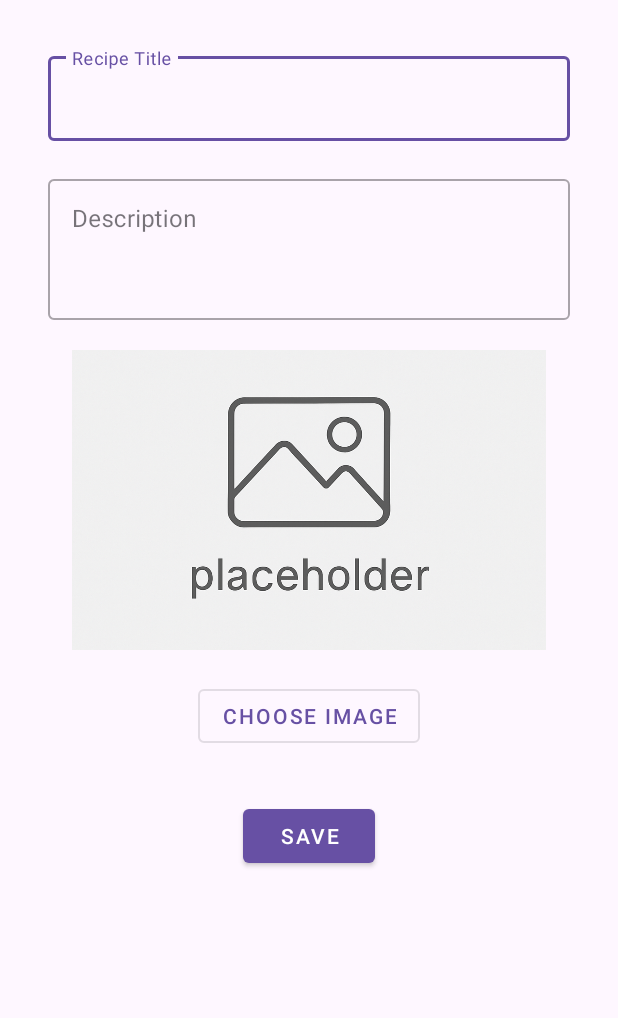
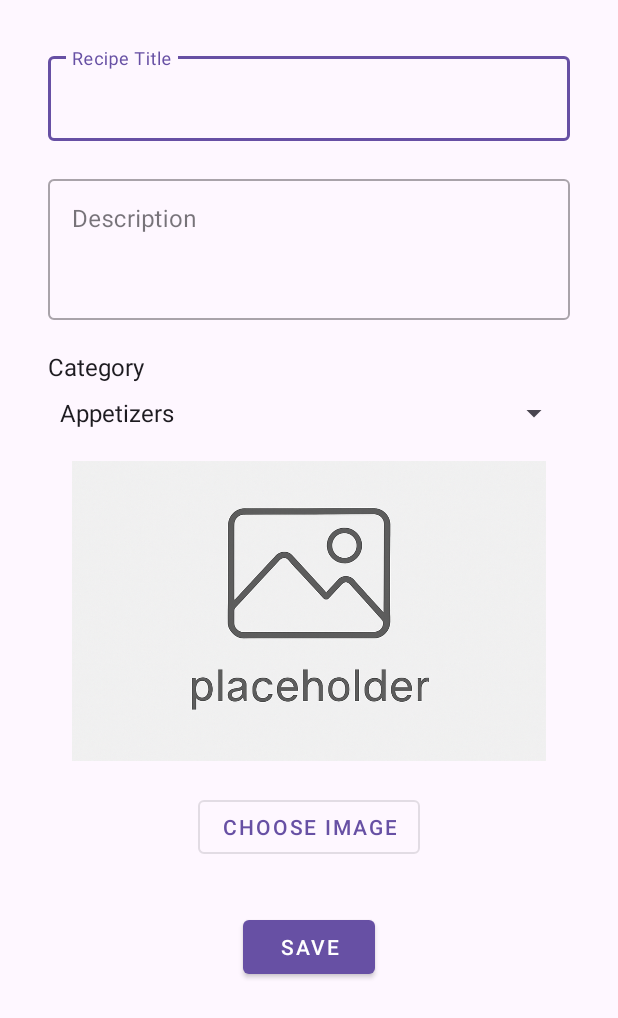
Before and after one commit to Pashinsky38/Cooking-Book, an Android app: the screen it shows after launch (RecipeFormActivity), after a tap on "Add Recipe", on a phone screen of 412 x 824 dp. Shown: the top 1018 px of the screen. Run offline under Robolectric (Android 15) with nearby library versions, the phone set to English and light mode, and no system bars.

Commit message:
TODO:
- When the user clicks the edit button, it still shows Appetizers (even though it can be anything), change it so it shows its current category

```diff
--- a/app/src/main/java/com/example/cookingbook/MainActivity.java
+++ b/app/src/main/java/com/example/cookingbook/MainActivity.java
@@ -5,6 +5,9 @@ import android.os.Bundle;
 import android.text.Editable;
 import android.text.TextWatcher;
 import android.view.MotionEvent;
+import android.view.View;
+import android.widget.AdapterView;
+import android.widget.ArrayAdapter;
 
 import androidx.appcompat.app.AppCompatActivity;
 import androidx.recyclerview.widget.LinearLayoutManager;
@@ -27,6 +30,7 @@ public class MainActivity extends AppCompatActivity {
         setupSearch();
         setupAddButton();
         setupFocusAndCursorManagement();
+        setupCategoryFilter();
     }
 
     private void setupRecyclerView() {
@@ -56,6 +60,27 @@ public class MainActivity extends AppCompatActivity {
             @Override
             public void afterTextChanged(Editable s) {
                 // Not needed
+            }
+        });
+    }
+
+    private void setupCategoryFilter() {
+        // Create category spinner
+        String[] categories = {"All", "Appetizers", "Main Course", "Desserts", "Beverages", "Salads", "Other"};
+        ArrayAdapter<String> categoryAdapter = new ArrayAdapter<>(this, android.R.layout.simple_spinner_item, categories);
+        categoryAdapter.setDropDownViewResource(android.R.layout.simple_spinner_dropdown_item);
+        binding.categorySpinner.setAdapter(categoryAdapter);
+
+        binding.categorySpinner.setOnItemSelectedListener(new AdapterView.OnItemSelectedListener() {
+            @Override
+            public void onItemSelected(AdapterView<?> parent, View view, int position, long id) {
+                String selectedCategory = categories[position];
+                adapter.filterByCategory(selectedCategory);
+            }
+
+            @Override
+            public void onNothingSelected(AdapterView<?> parent) {
+                // Do nothing
             }
         });
     }
--- a/app/src/main/java/com/example/cookingbook/RecipeAdapter.java
+++ b/app/src/main/java/com/example/cookingbook/RecipeAdapter.java
@@ -20,6 +20,8 @@ public class RecipeAdapter extends RecyclerView.Adapter<RecipeAdapter.ViewHolder
     private final Context context;
     private final ArrayList<Recipe> recipes;
     private final ArrayList<Recipe> filteredRecipes;
+    private String currentSearchQuery = "";
+    private String currentCategory = "All";
 
     public RecipeAdapter(Context ctx, ArrayList<Recipe> list) {
         this.context = ctx;
@@ -103,22 +105,32 @@ public class RecipeAdapter extends RecyclerView.Adapter<RecipeAdapter.ViewHolder
 
     // Method to filter recipes based on search query
     public void filter(String query) {
+        currentSearchQuery = query;
+        applyFilters();
+    }
+
+    public void filterByCategory(String category) {
+        currentCategory = category;
+        applyFilters();
+    }
+
+    private void applyFilters() {
         ArrayList<Recipe> newFilteredRecipes = new ArrayList<>();
 
-        if (query.isEmpty()) {
-            newFilteredRecipes.addAll(recipes);
-        } else {
-            String lowerCaseQuery = query.toLowerCase().trim();
-            for (Recipe recipe : recipes) {
-                // Search in title and description
-                if ((recipe.getTitle() != null && recipe.getTitle().toLowerCase().contains(lowerCaseQuery)) ||
-                        (recipe.getDescription() != null && recipe.getDescription().toLowerCase().contains(lowerCaseQuery))) {
-                    newFilteredRecipes.add(recipe);
-                }
+        for (Recipe recipe : recipes) {
+            boolean matchesSearch = currentSearchQuery.isEmpty() ||
+                    (recipe.getTitle() != null && recipe.getTitle().toLowerCase().contains(currentSearchQuery.toLowerCase())) ||
+                    (recipe.getDescription() != null && recipe.getDescription().toLowerCase().contains(currentSearchQuery.toLowerCase()));
+
+            boolean matchesCategory = currentCategory.equals("All") ||
+                    (recipe.getCategory() != null && recipe.getCategory().equals(currentCategory));
+
+            if (matchesSearch && matchesCategory) {
+                newFilteredRecipes.add(recipe);
             }
         }
 
-        // Calculate differences and use specific notify methods
+        // Update filtered list with animation
         int oldSize = filteredRecipes.size();
         int newSize = newFilteredRecipes.size();
 
@@ -136,7 +148,6 @@ public class RecipeAdapter extends RecyclerView.Adapter<RecipeAdapter.ViewHolder
             }
             notifyItemRangeInserted(oldSize, newSize - oldSize);
         } else {
-            // Same size, just changed content
             notifyItemRangeChanged(0, newSize);
         }
     }
--- a/app/src/main/java/com/example/cookingbook/RecipeFormActivity.java
+++ b/app/src/main/java/com/example/cookingbook/RecipeFormActivity.java
@@ -16,6 +16,8 @@ import androidx.appcompat.app.AppCompatActivity;
 import androidx.core.app.ActivityCompat;
 import androidx.core.content.ContextCompat;
 
+import java.util.Arrays;
+
 public class RecipeFormActivity extends AppCompatActivity {
 
     private static final int IMAGE_PICK_CODE = 101;
@@ -25,6 +27,8 @@ public class RecipeFormActivity extends AppCompatActivity {
     private ImageView imageView;
     private Uri selectedImageUri;
     private int editingPosition = -1;
+    private Spinner categorySpinner;
+
 
     @Override
     protected void onCreate(Bundle savedInstanceState) {
@@ -37,6 +41,24 @@ public class RecipeFormActivity extends AppCompatActivity {
         Button deleteBtn = findViewById(R.id.deleteBtn);
         Button chooseImg = findViewById(R.id.chooseImageBtn);
         Button saveBtn = findViewById(R.id.saveBtn);
+        categorySpinner = findViewById(R.id.categorySpinner);
+
+        String[] categories = {"Appetizers", "Main Course", "Desserts", "Beverages", "Salads", "Other"};
+        ArrayAdapter<String> categoryAdapter = new ArrayAdapter<>(this, android.R.layout.simple_spinner_item, categories);
+        categoryAdapter.setDropDownViewResource(android.R.layout.simple_spinner_dropdown_item);
+        categorySpinner.setAdapter(categoryAdapter);
+
+        // If editing, set the current category
+        if (editingPosition != -1) {
+            Recipe recipe = RecipeManager.recipes.get(editingPosition);
+            String currentCategory = recipe.getCategory();
+            if (currentCategory != null) {
+                int categoryPosition = Arrays.asList(categories).indexOf(currentCategory);
+                if (categoryPosition >= 0) {
+                    categorySpinner.setSelection(categoryPosition);
+                }
+            }
+        }
 
         if (getIntent().hasExtra("position")) {
             editingPosition = getIntent().getIntExtra("position", -1);
@@ -69,15 +91,16 @@ public class RecipeFormActivity extends AppCompatActivity {
             String title = titleInput.getText().toString();
             String desc = descInput.getText().toString();
             String img = selectedImageUri != null ? selectedImageUri.toString() : null;
+            String category = categorySpinner.getSelectedItem().toString();
 
-            Recipe r = new Recipe(title, desc, img);
+            Recipe r = new Recipe(title, desc, img, category);
 
             if (editingPosition == -1)
                 RecipeManager.recipes.add(r);
             else
                 RecipeManager.recipes.set(editingPosition, r);
 
-            RecipeManager.saveRecipes(this); // Save to storage
+            RecipeManager.saveRecipes(this);
             finish();
         });
 
--- a/app/src/main/res/layout/activity_recipe_form.xml
+++ b/app/src/main/res/layout/activity_recipe_form.xml
@@ -41,6 +41,20 @@
                 android:layout_height="wrap_content"/>
         </com.google.android.material.textfield.TextInputLayout>
 
+        <TextView
+            android:layout_width="wrap_content"
+            android:layout_height="wrap_content"
+            android:text="@string/category"
+            android:textSize="16sp"
+            android:layout_marginBottom="8dp"
+            android:textColor="?android:attr/textColorPrimary" />
+
+        <Spinner
+            android:id="@+id/categorySpinner"
+            android:layout_width="match_parent"
+            android:layout_height="wrap_content"
+            android:layout_marginBottom="20dp" />
+
         <ImageView
             android:id="@+id/recipeImageView"
             android:layout_width="match_parent"
--- a/app/src/main/res/values/strings.xml
+++ b/app/src/main/res/values/strings.xml
@@ -29,4 +29,5 @@
     <string name="share_subject_prefix">Recipe: </string>
     <string name="share_recipe_chooser">Share Recipe</string>
     <string name="share_error">Unable to share recipe</string>
+    <string name="category">Category</string>
 </resources>
```
Also changed, not shown: app/src/main/java/com/example/cookingbook/Recipe.java (+11 -0 lines), app/src/main/res/layout/activity_main.xml (+12 -1 lines).
